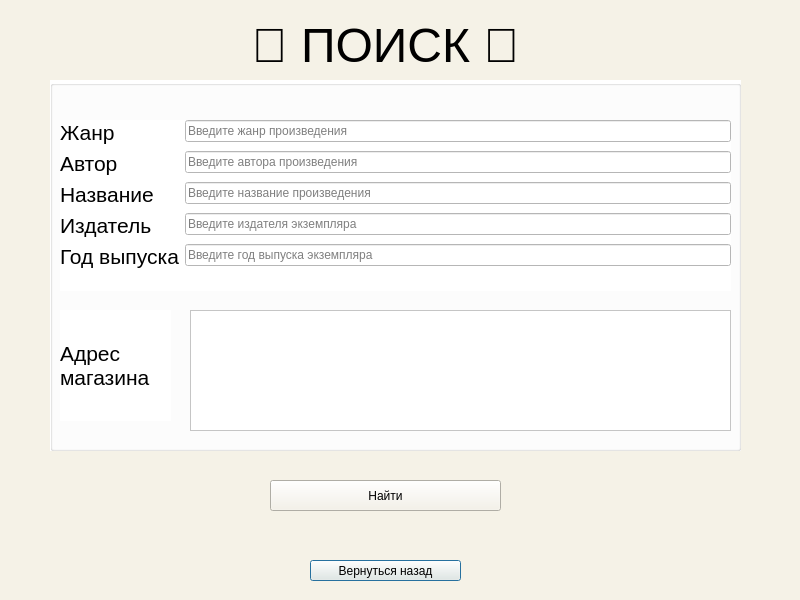
Above: finditem_user.ui from mamam111a/2-year_coursework_client before the change. Below: the same form after it.
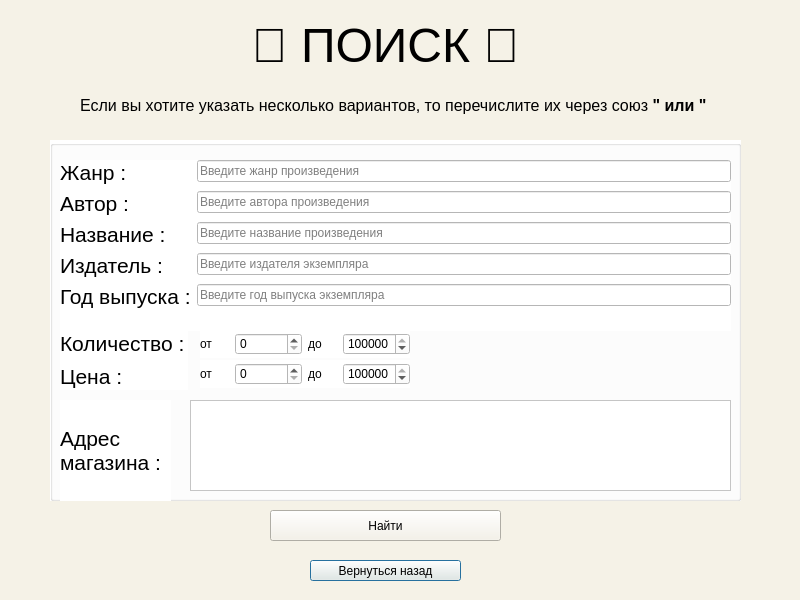
That is the form after the change.

```diff
--- a/finditem_user.ui
+++ b/finditem_user.ui
@@ -22,9 +22,9 @@
    <property name="geometry">
     <rect>
      <x>50</x>
-     <y>80</y>
+     <y>140</y>
      <width>691</width>
-     <height>371</height>
+     <height>361</height>
     </rect>
    </property>
    <property name="styleSheet">
@@ -33,11 +33,126 @@
    <property name="title">
     <string/>
    </property>
+   <widget class="QLabel" name="label_6">
+    <property name="geometry">
+     <rect>
+      <x>10</x>
+      <y>260</y>
+      <width>111</width>
+      <height>101</height>
+     </rect>
+    </property>
+    <property name="text">
+     <string>&lt;html&gt;&lt;head/&gt;&lt;body&gt;&lt;p&gt;&lt;span style=&quot; font-size:16pt;&quot;&gt;Адрес &lt;br/&gt;магазина :&lt;/span&gt;&lt;/p&gt;&lt;/body&gt;&lt;/html&gt;</string>
+    </property>
+   </widget>
+   <widget class="QListWidget" name="listWidget">
+    <property name="geometry">
+     <rect>
+      <x>140</x>
+      <y>260</y>
+      <width>541</width>
+      <height>91</height>
+     </rect>
+    </property>
+    <property name="styleSheet">
+     <string notr="true">b</string>
+    </property>
+    <property name="selectionMode">
+     <enum>QAbstractItemView::MultiSelection</enum>
+    </property>
+   </widget>
    <widget class="QWidget" name="layoutWidget">
     <property name="geometry">
      <rect>
+      <x>150</x>
+      <y>220</y>
+      <width>210</width>
+      <height>28</height>
+     </rect>
+    </property>
+    <layout class="QHBoxLayout" name="horizontalLayout_2">
+     <item>
+      <widget class="QLabel" name="label_12">
+       <property name="text">
+        <string>&lt;html&gt;&lt;head/&gt;&lt;body&gt;&lt;p&gt;от&lt;/p&gt;&lt;/body&gt;&lt;/html&gt;</string>
+       </property>
+      </widget>
+     </item>
+     <item>
+      <widget class="QSpinBox" name="spinBox_3">
+       <property name="maximum">
+        <number>999999</number>
+       </property>
+      </widget>
+     </item>
+     <item>
+      <widget class="QLabel" name="label_13">
+       <property name="text">
+        <string>&lt;html&gt;&lt;head/&gt;&lt;body&gt;&lt;p&gt;до&lt;/p&gt;&lt;/body&gt;&lt;/html&gt;</string>
+       </property>
+      </widget>
+     </item>
+     <item>
+      <widget class="QSpinBox" name="spinBox_4">
+       <property name="maximum">
+        <number>999999</number>
+       </property>
+       <property name="value">
+        <number>999999</number>
+       </property>
+      </widget>
+     </item>
+    </layout>
+   </widget>
+   <widget class="QWidget" name="">
+    <property name="geometry">
+     <rect>
+      <x>150</x>
+      <y>190</y>
+      <width>210</width>
+      <height>28</height>
+     </rect>
+    </property>
+    <layout class="QHBoxLayout" name="horizontalLayout">
+     <item>
+      <widget class="QLabel" name="label_9">
+       <property name="text">
+        <string>&lt;html&gt;&lt;head/&gt;&lt;body&gt;&lt;p&gt;от&lt;/p&gt;&lt;/body&gt;&lt;/html&gt;</string>
+       </property>
+      </widget>
+     </item>
+     <item>
+      <widget class="QSpinBox" name="spinBox">
+       <property name="maximum">
+        <number>999999</number>
+       </property>
+      </widget>
+     </item>
+     <item>
+      <widget class="QLabel" name="label_11">
+       <property name="text">
+        <string>&lt;html&gt;&lt;head/&gt;&lt;body&gt;&lt;p&gt;до&lt;/p&gt;&lt;/body&gt;&lt;/html&gt;</string>
+       </property>
+      </widget>
+     </item>
+     <item>
+      <widget class="QSpinBox" name="spinBox_2">
+       <property name="maximum">
+        <number>999999</number>
+       </property>
+       <property name="value">
+        <number>999999</number>
+       </property>
+      </widget>
+     </item>
+    </layout>
+   </widget>
+   <widget class="QWidget" name="">
+    <property name="geometry">
+     <rect>
       <x>10</x>
-      <y>40</y>
+      <y>20</y>
       <width>671</width>
       <height>171</height>
      </rect>
@@ -46,7 +161,7 @@
      <item row="0" column="0">
       <widget class="QLabel" name="label">
        <property name="text">
-        <string>&lt;html&gt;&lt;head/&gt;&lt;body&gt;&lt;p&gt;&lt;span style=&quot; font-size:16pt;&quot;&gt;Жанр&lt;/span&gt;&lt;/p&gt;&lt;/body&gt;&lt;/html&gt;</string>
+        <string>&lt;html&gt;&lt;head/&gt;&lt;body&gt;&lt;p&gt;&lt;span style=&quot; font-size:16pt;&quot;&gt;Жанр :&lt;/span&gt;&lt;/p&gt;&lt;/body&gt;&lt;/html&gt;</string>
        </property>
       </widget>
      </item>
@@ -60,7 +175,7 @@
      <item row="1" column="0">
       <widget class="QLabel" name="label_2">
        <property name="text">
-        <string>&lt;html&gt;&lt;head/&gt;&lt;body&gt;&lt;p&gt;&lt;span style=&quot; font-size:16pt;&quot;&gt;Автор&lt;/span&gt;&lt;/p&gt;&lt;/body&gt;&lt;/html&gt;</string>
+        <string>&lt;html&gt;&lt;head/&gt;&lt;body&gt;&lt;p&gt;&lt;span style=&quot; font-size:16pt;&quot;&gt;Автор :&lt;/span&gt;&lt;/p&gt;&lt;/body&gt;&lt;/html&gt;</string>
        </property>
       </widget>
      </item>
@@ -74,7 +189,7 @@
      <item row="2" column="0">
       <widget class="QLabel" name="label_3">
        <property name="text">
-        <string>&lt;html&gt;&lt;head/&gt;&lt;body&gt;&lt;p&gt;&lt;span style=&quot; font-size:16pt;&quot;&gt;Название&lt;/span&gt;&lt;/p&gt;&lt;/body&gt;&lt;/html&gt;</string>
+        <string>&lt;html&gt;&lt;head/&gt;&lt;body&gt;&lt;p&gt;&lt;span style=&quot; font-size:16pt;&quot;&gt;Название :&lt;/span&gt;&lt;/p&gt;&lt;/body&gt;&lt;/html&gt;</string>
        </property>
       </widget>
      </item>
@@ -88,7 +203,7 @@
      <item row="3" column="0">
       <widget class="QLabel" name="label_4">
        <property name="text">
-        <string>&lt;html&gt;&lt;head/&gt;&lt;body&gt;&lt;p&gt;&lt;span style=&quot; font-size:16pt;&quot;&gt;Издатель&lt;/span&gt;&lt;/p&gt;&lt;/body&gt;&lt;/html&gt;</string>
+        <string>&lt;html&gt;&lt;head/&gt;&lt;body&gt;&lt;p&gt;&lt;span style=&quot; font-size:16pt;&quot;&gt;Издатель :&lt;/span&gt;&lt;/p&gt;&lt;/body&gt;&lt;/html&gt;</string>
        </property>
       </widget>
      </item>
@@ -102,7 +217,7 @@
      <item row="4" column="0">
       <widget class="QLabel" name="label_5">
        <property name="text">
-        <string>&lt;html&gt;&lt;head/&gt;&lt;body&gt;&lt;p&gt;&lt;span style=&quot; font-size:16pt;&quot;&gt;Год выпуска&lt;/span&gt;&lt;/p&gt;&lt;/body&gt;&lt;/html&gt;</string>
+        <string>&lt;html&gt;&lt;head/&gt;&lt;body&gt;&lt;p&gt;&lt;span style=&quot; font-size:16pt;&quot;&gt;Год выпуска :&lt;/span&gt;&lt;/p&gt;&lt;/body&gt;&lt;/html&gt;</string>
        </property>
       </widget>
      </item>
@@ -115,34 +230,31 @@
      </item>
     </layout>
    </widget>
-   <widget class="QLabel" name="label_6">
+   <widget class="QWidget" name="">
     <property name="geometry">
      <rect>
       <x>10</x>
-      <y>230</y>
-      <width>111</width>
-      <height>111</height>
+      <y>190</y>
+      <width>128</width>
+      <height>60</height>
      </rect>
     </property>
-    <property name="text">
-     <string>&lt;html&gt;&lt;head/&gt;&lt;body&gt;&lt;p&gt;&lt;span style=&quot; font-size:16pt;&quot;&gt;Адрес &lt;br/&gt;магазина&lt;/span&gt;&lt;/p&gt;&lt;/body&gt;&lt;/html&gt;</string>
-    </property>
-   </widget>
-   <widget class="QListWidget" name="listWidget">
-    <property name="geometry">
-     <rect>
-      <x>140</x>
-      <y>230</y>
-      <width>541</width>
-      <height>121</height>
-     </rect>
-    </property>
-    <property name="styleSheet">
-     <string notr="true">b</string>
-    </property>
-    <property name="selectionMode">
-     <enum>QAbstractItemView::MultiSelection</enum>
-    </property>
+    <layout class="QVBoxLayout" name="verticalLayout">
+     <item>
+      <widget class="QLabel" name="label_7">
+       <property name="text">
+        <string>&lt;html&gt;&lt;head/&gt;&lt;body&gt;&lt;p&gt;&lt;span style=&quot; font-size:16pt;&quot;&gt;Количество :&lt;/span&gt;&lt;/p&gt;&lt;/body&gt;&lt;/html&gt;</string>
+       </property>
+      </widget>
+     </item>
+     <item>
+      <widget class="QLabel" name="label_8">
+       <property name="text">
+        <string>&lt;html&gt;&lt;head/&gt;&lt;body&gt;&lt;p&gt;&lt;span style=&quot; font-size:16pt;&quot;&gt;Цена :&lt;/span&gt;&lt;/p&gt;&lt;/body&gt;&lt;/html&gt;</string>
+       </property>
+      </widget>
+     </item>
+    </layout>
    </widget>
   </widget>
   <widget class="QLabel" name="label_10">
@@ -179,7 +291,7 @@
    <property name="geometry">
     <rect>
      <x>270</x>
-     <y>480</y>
+     <y>510</y>
      <width>231</width>
      <height>31</height>
     </rect>
@@ -205,6 +317,19 @@
     <string>Найти</string>
    </property>
   </widget>
+  <widget class="QLabel" name="label_14">
+   <property name="geometry">
+    <rect>
+     <x>50</x>
+     <y>90</y>
+     <width>691</width>
+     <height>31</height>
+    </rect>
+   </property>
+   <property name="text">
+    <string>&lt;html&gt;&lt;head/&gt;&lt;body&gt;&lt;p align=&quot;center&quot;&gt;&lt;span style=&quot; font-size:12pt;&quot;&gt;Если вы хотите указать несколько вариантов, то перечислите их через союз &lt;/span&gt;&lt;span style=&quot; font-size:12pt; font-weight:700;&quot;&gt;&amp;quot; или &amp;quot; &lt;/span&gt;&lt;/p&gt;&lt;/body&gt;&lt;/html&gt;</string>
+   </property>
+  </widget>
   <zorder>label_10</zorder>
   <zorder>groupBox</zorder>
   <zorder>pushButton</zorder>
```
Left out of the diff: 1 changed line with no effect on the pictures.
